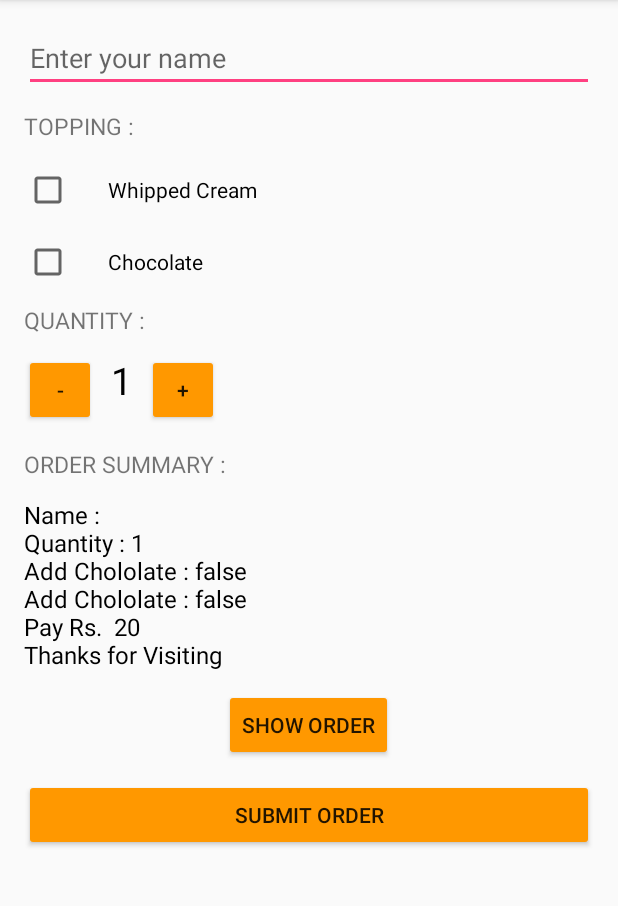
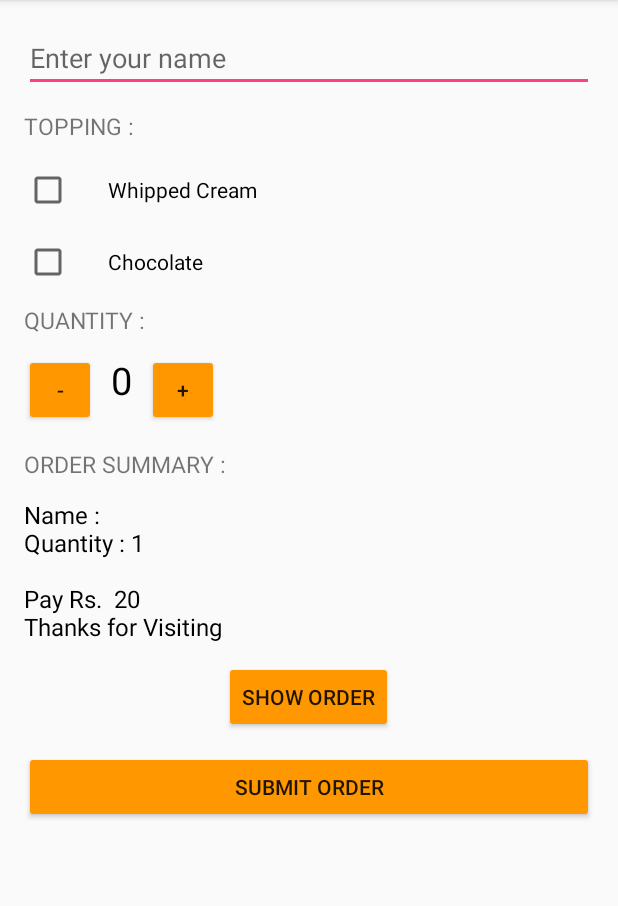
Before and after one commit to dipakkr/Coffee-order-app, an Android app: the screen it shows after launch (MainActivity), after a tap on "SHOW ORDER", on a phone screen of 412 x 824 dp, the part 84-990 px from its top. Run offline under Robolectric (Android 15) with nearby library versions, the phone set to English and light mode, and no system bars.

Commit message:
Decreased comparisons and formatted output
Multiple redundant comparisons and statements removed and output made correct

```diff
--- a/app/src/main/java/com/dipakkr/github/udacitylesson1/MainActivity.java
+++ b/app/src/main/java/com/dipakkr/github/udacitylesson1/MainActivity.java
@@ -1,4 +1,6 @@
 package com.dipakkr.github.udacitylesson1;
+
+
 
 import android.content.Intent;
 import android.support.v7.app.AppCompatActivity;
@@ -18,7 +20,7 @@ public class MainActivity extends AppCompatActivity {
 
     public static int quantity = 1 ;
     public static String billReceipt = "Null";
-    public static  String topping = "Add WhippedCream : ";
+    public static  String topping = "";
     public static int Price = 0 ;
 
     CheckBox checkBox , checkBox2 ;
@@ -46,27 +48,23 @@ public class MainActivity extends AppCompatActivity {
         Log.v("MainActivity","HasWhippedCream : " + haswhippedcream);
         Log.v("MainActivity","HasChocolate : " + hasChocolate);
 
-        if((checkBox).isChecked()){
-            topping = "Add WhippedCream  : "+ haswhippedcream;
+        if(haswhippedcream){
+            topping +="Add WhippedCream\n";
             Price = Price + 5*quantity ;
         }
-        else
-            topping = "Add WhippedCream : " + haswhippedcream ;
 
-        if((checkBox2).isChecked()){
-            topping = "Add Chocolate : " + hasChocolate ;
+
+        if(hasChocolate){
+            topping += "Add Chocolate\n";
             Price += 10*quantity ;
-        }
-        else{
-            topping = "Add Chololate : " + hasChocolate ;
+
         }
 
-        displayQuantity(quantity);
+        //displayQuantity(quantity);
 
         billReceipt = "Name : " + nameData  +
                 "\nQuantity : "+quantity;
         billReceipt += "\n"+topping ;
-        billReceipt += "\n"+topping;
         billReceipt += "\nPay Rs.  "  + Price;
         billReceipt += "\nThanks for Visiting ";
 
@@ -99,14 +97,14 @@ public class MainActivity extends AppCompatActivity {
         priceTextView.setText(message);
     }
 
-     /*..increase quantity by 1..*/
+    /*..increase quantity by 1..*/
 
     public void  increment(View view ){
         quantity =quantity +1;
         displayQuantity(quantity);
 
     }
-       /*..decrease quantity by 1..*/
+    /*..decrease quantity by 1..*/
 
     public void  decrement(View view) {
         if (quantity > 1) {
```
